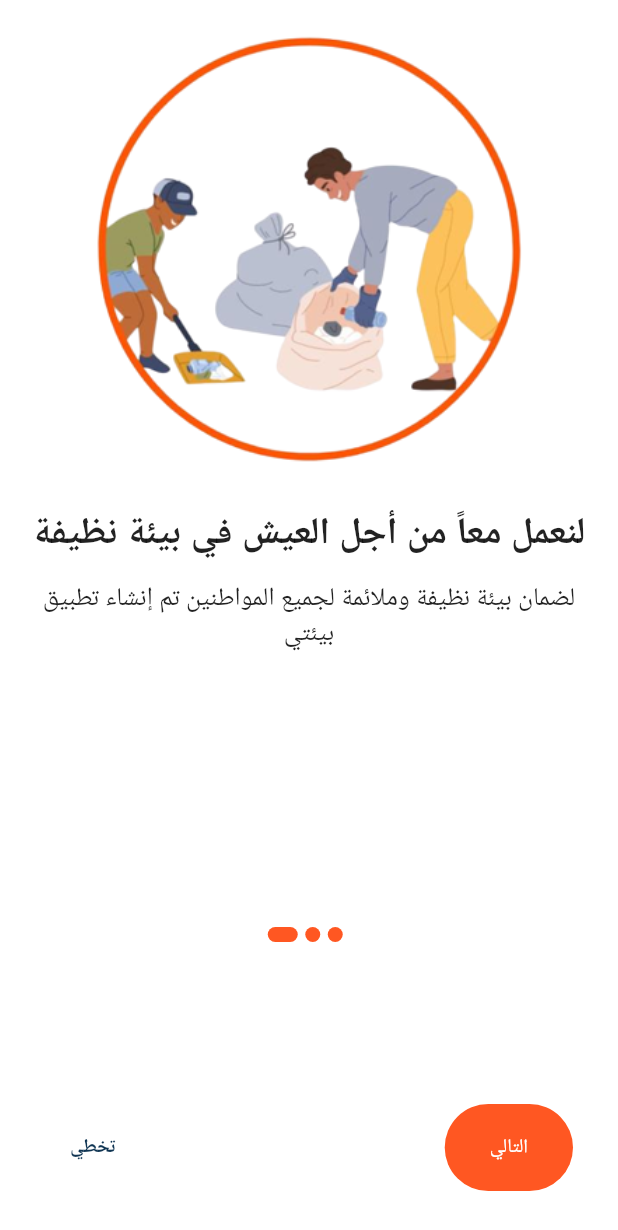
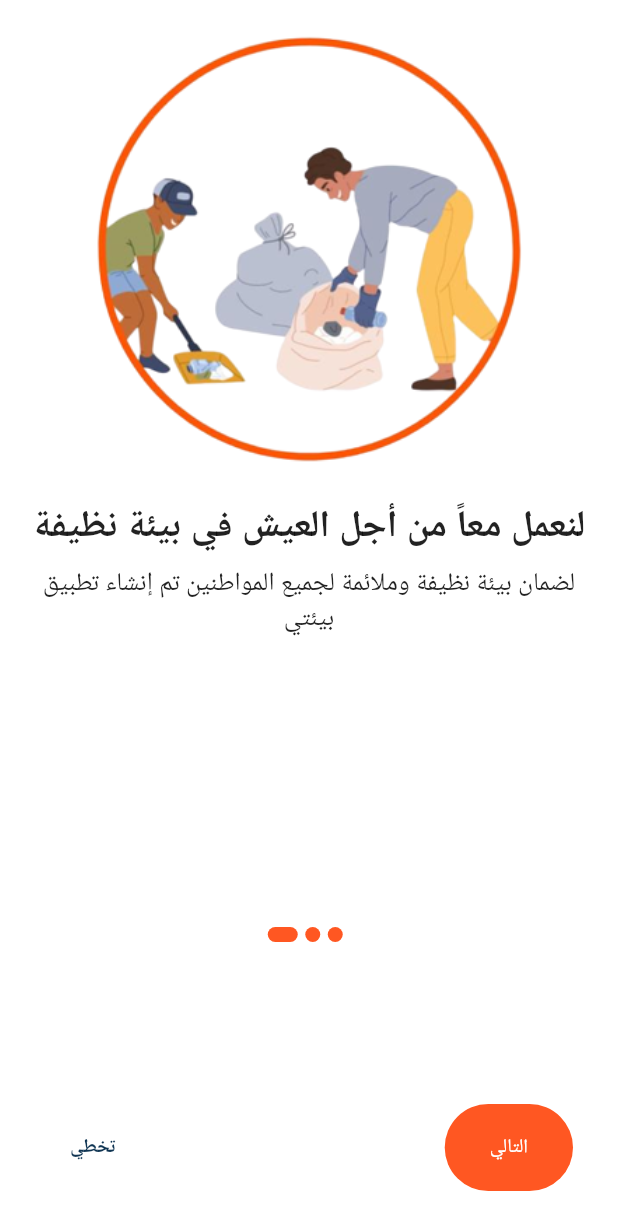
Before and after one commit to NourEldeenElazozy/Dawer-app--flutter, a Flutter app: the screen it shows after launch, on a phone screen of 412 x 824 dp. Shown: the top 1230 px of the screen. Run offline on Flutter 3.47's test engine with Material 2 defaults, Android fonts, the phone set to English and light mode, and no system bars; our stand-ins replace carousel_slider, cloud_firestore, firebase_core, firebase_storage, flutter_offline, flutter_svg and 7 more; accounts and stored records are empty; Roboto replaces fonts that are missing (Mulish).

Commit message:
Fixing Responsive

```diff
--- a/lib/HomeScreen/Containers.dart
+++ b/lib/HomeScreen/Containers.dart
@@ -104,7 +104,7 @@ class _ContainersState extends State<Containers> {
                                                   children: [
                                                   Center(
                                                     child:   mediumText(documentSnapshot['address'],
-                                                        ColorResources.black4A4, 20),
+                                                        ColorResources.black4A4, 17),
                                                   )
                                                   ],
                                                 ),
--- a/lib/main.dart
+++ b/lib/main.dart
@@ -25,8 +25,6 @@ import 'package:firebase_core/firebase_core.dart';
 import 'onBoarding/OnBoarding.dart';
 
 void main() async  {
-
-
   SystemChrome.setSystemUIOverlayStyle(const SystemUiOverlayStyle(
     statusBarBrightness: Brightness.dark,
   ));
--- a/lib/onBoarding/OnBoarding.dart
+++ b/lib/onBoarding/OnBoarding.dart
@@ -74,7 +74,7 @@ class _OnboardingScreenState extends State<OnboardingScreen> {
                           height: SizeConfig.blockV! * 35,
                         ),
                         SizedBox(
-                          height: (height >= 840) ? 60 : 30,
+                          height: (height >= 840) ? 40 : 25,
                         ),
                         Text(
                           contents[i].title,
@@ -82,10 +82,10 @@ class _OnboardingScreenState extends State<OnboardingScreen> {
                           style: TextStyle(
                             fontFamily: "Mulish",
                             fontWeight: FontWeight.w600,
-                            fontSize: (width <= 550) ? 25 : 30,
+                            fontSize: (width <= 550) ? 25 : 15,
                           ),
                         ),
-                        const SizedBox(height: 15),
+                        const SizedBox(height: 10),
                         Text(
                           contents[i].desc,
                           style: TextStyle(
```
Also changed, not shown: lib/AuthScreens/WelcomeScreen.dart (+1 -17 lines), lib/HomeScreen/dawer_home.dart (+5 -5 lines).
